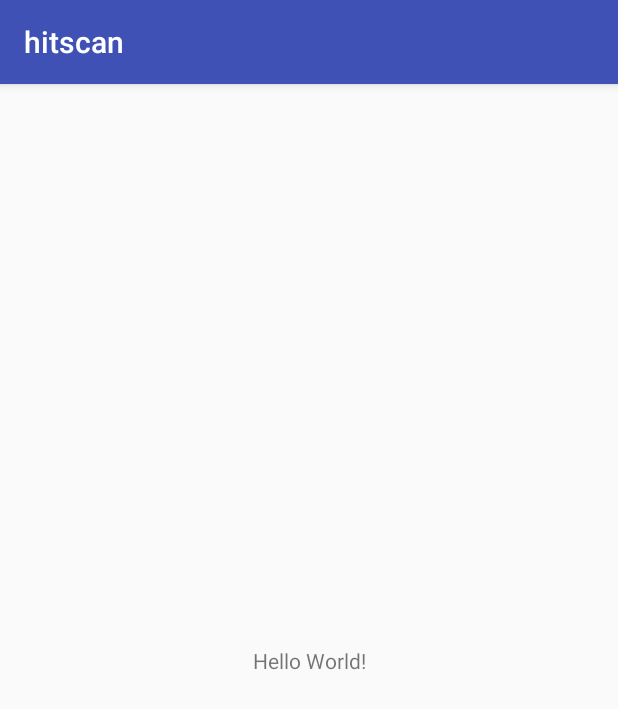
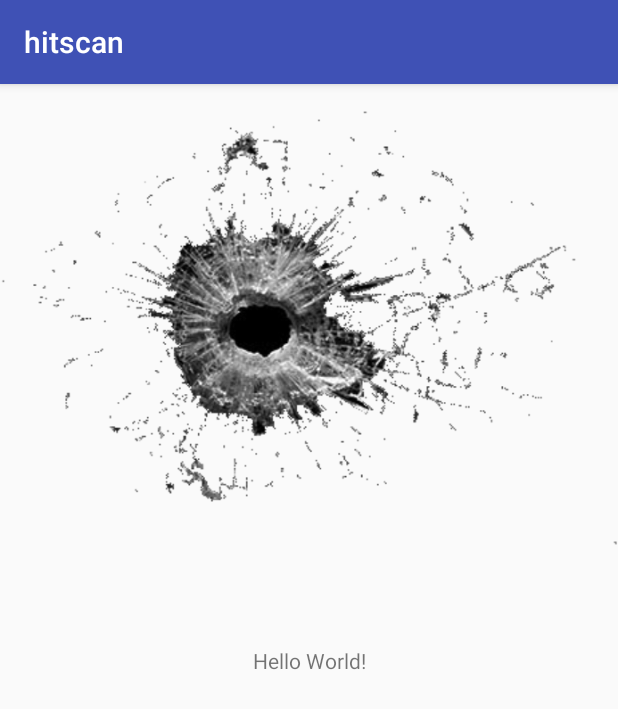
Before and after one commit to denisha/hitscan, an Android app: the screen it shows after launch (scanActivity), on a phone screen of 412 x 824 dp. Shown: the top 709 px of the screen. Run offline under Robolectric (Android 15) with nearby library versions, the phone set to English and light mode, and no system bars.

Commit message:
added resources

```diff
--- a/app/src/main/res/layout/activity_scan.xml
+++ b/app/src/main/res/layout/activity_scan.xml
@@ -15,4 +15,9 @@
         app:layout_constraintRight_toRightOf="parent"
         app:layout_constraintTop_toTopOf="parent" />
 
+    <ImageView
+        android:layout_width="fill_parent"
+        android:layout_height="wrap_content"
+        android:src="@drawable/hitscan_home" />
+
 </android.support.constraint.ConstraintLayout>
```
Also changed, not shown: app/src/main/res/drawable-v24/google_icon.png (added), app/src/main/res/drawable/hitscan_home.png (added), app/src/main/res/drawable/scan_button.png (added).
